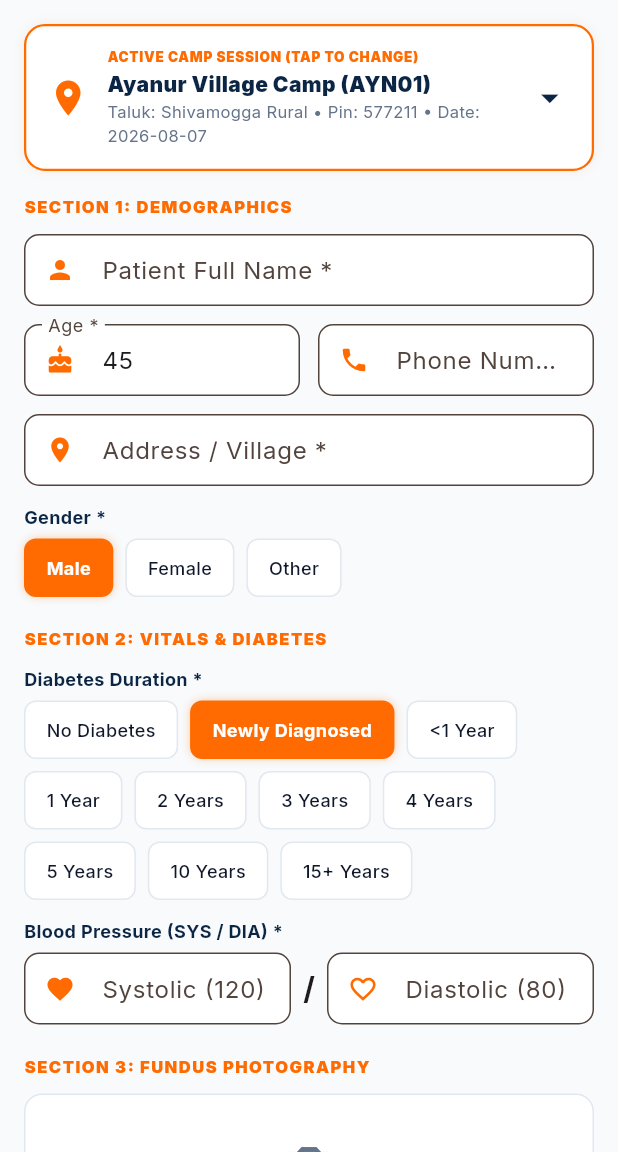
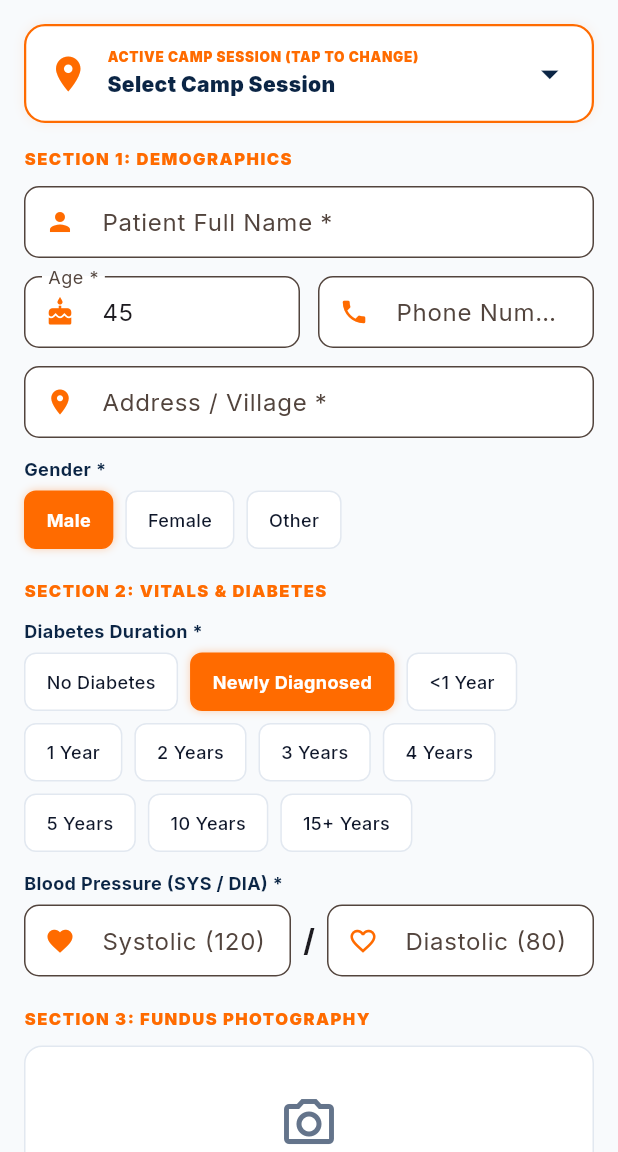
Before and after one commit to prabhanjanak/version2_drscreening, a Flutter app: the DashboardView screen opened directly with empty values, after a tap on "NEW PATIENT SCREENING", on a phone screen of 412 x 824 dp, the part 84-1236 px from its top. Run offline on Flutter 3.47's test engine with Material 3 defaults, Android fonts, the phone set to English and light mode, and no system bars; our stand-ins replace connectivity_plus, google_fonts, image_picker, shared_preferences, sqflite_common_ffi; accounts and stored records are empty; network calls fail.

Commit message:
Direct mobile app camp fetching to live production server https://netrartha.sankaraeye.in

```diff
--- a/mobile_app/lib/services/api_service.dart
+++ b/mobile_app/lib/services/api_service.dart
@@ -126,19 +126,26 @@ class ApiService {
   static Future<List<ScreeningPlaceModel>> fetchScreeningPlaces() async {
     try {
       final baseUrl = await getBaseUrl();
+      final headers = await _getHeaders();
+      print('Fetching camps from: $baseUrl/screening-places with headers: $headers');
+
       final response = await http.get(
         Uri.parse('$baseUrl/screening-places'),
-        headers: await _getHeaders(),
-      ).timeout(const Duration(seconds: 12));
+        headers: headers,
+      ).timeout(const Duration(seconds: 15));
+
+      print('Camps API HTTP status: ${response.statusCode}');
 
       if (response.statusCode == 200) {
         final List data = jsonDecode(response.body);
         final places = data.map((json) => ScreeningPlaceModel.fromJson(json)).toList();
         await DatabaseHelper.instance.cacheScreeningPlaces(places);
         return places;
+      } else {
+        print('Failed to fetch camps from production server. Code: ${response.statusCode}, Body: ${response.body}');
       }
     } catch (e) {
-      print('Network offline for camps, returning cached list: $e');
+      print('Error fetching camps from production server: $e');
     }
 
     return await DatabaseHelper.instance.getCachedScreeningPlaces();
--- a/mobile_app/lib/services/database_helper.dart
+++ b/mobile_app/lib/services/database_helper.dart
@@ -149,46 +149,7 @@ class DatabaseHelper {
   Future<List<ScreeningPlaceModel>> getCachedScreeningPlaces() async {
     final prefs = await SharedPreferences.getInstance();
     final jsonList = prefs.getStringList('cached_screening_places') ?? [];
-    if (jsonList.isNotEmpty) {
-      return jsonList.map((str) => ScreeningPlaceModel.fromJson(jsonDecode(str))).toList();
-    }
-
-    // Default Fallback Camps if network is offline and cache is empty
-    return [
-      ScreeningPlaceModel(
-        id: 1,
-        name: "Ayanur Village Camp",
-        shortCode: "AYN01",
-        district: "Shivamogga",
-        state: "Karnataka",
-        taluk: "Shivamogga Rural",
-        pincode: "577211",
-        status: "active",
-        campDate: "2026-08-07",
-      ),
-      ScreeningPlaceModel(
-        id: 2,
-        name: "Shimoga Central Vision Camp",
-        shortCode: "SHM01",
-        district: "Shivamogga",
-        state: "Karnataka",
-        taluk: "Shivamogga Urban",
-        pincode: "577201",
-        status: "active",
-        campDate: "2026-08-07",
-      ),
-      ScreeningPlaceModel(
-        id: 3,
-        name: "Bhadravathi Outreach Camp",
-        shortCode: "BDVT01",
-        district: "Shivamogga",
-        state: "Karnataka",
-        taluk: "Bhadravathi",
-        pincode: "577301",
-        status: "active",
-        campDate: "2026-08-07",
-      ),
-    ];
+    return jsonList.map((str) => ScreeningPlaceModel.fromJson(jsonDecode(str))).toList();
   }
 
   Future<void> cacheVisionCenters(List<VisionCenterModel> centers) async {
--- a/mobile_app/lib/views/login_view.dart
+++ b/mobile_app/lib/views/login_view.dart
@@ -24,15 +24,25 @@ class _LoginViewState extends State<LoginView> {
     setState(() => _isLoading = true);
 
     try {
+      final currentUrl = await ApiService.getBaseUrl();
+      if (currentUrl.contains('localhost') || currentUrl.contains('127.0.0.1') || currentUrl.contains('10.0.2.2')) {
+        await ApiService.setBaseUrl(AppConstants.defaultApiBaseUrl);
+      }
+
       final user = await ApiService.login(
         _empIdController.text.trim(),
         _passwordController.text.trim(),
       );
 
       if (mounted && user != null) {
-        Navigator.of(context).pushReplacement(
-          MaterialPageRoute(builder: (_) => DashboardView(user: user)),
-        );
+        // Fetch fresh production camps immediately
+        await ApiService.fetchScreeningPlaces();
+
+        if (mounted) {
+          Navigator.of(context).pushReplacement(
+            MaterialPageRoute(builder: (_) => DashboardView(user: user)),
+          );
+        }
       }
     } catch (e) {
       if (mounted) {
```
